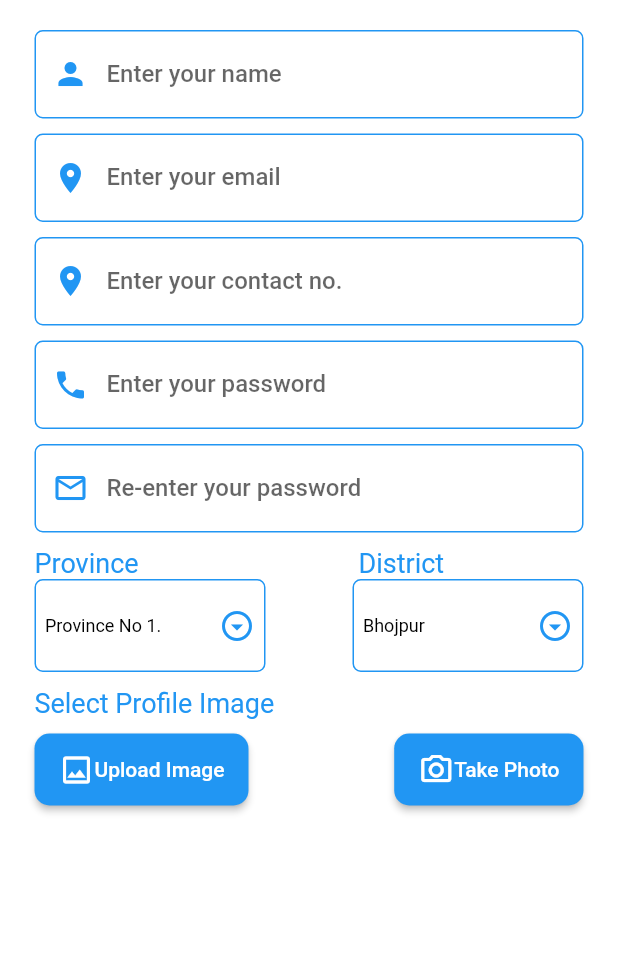
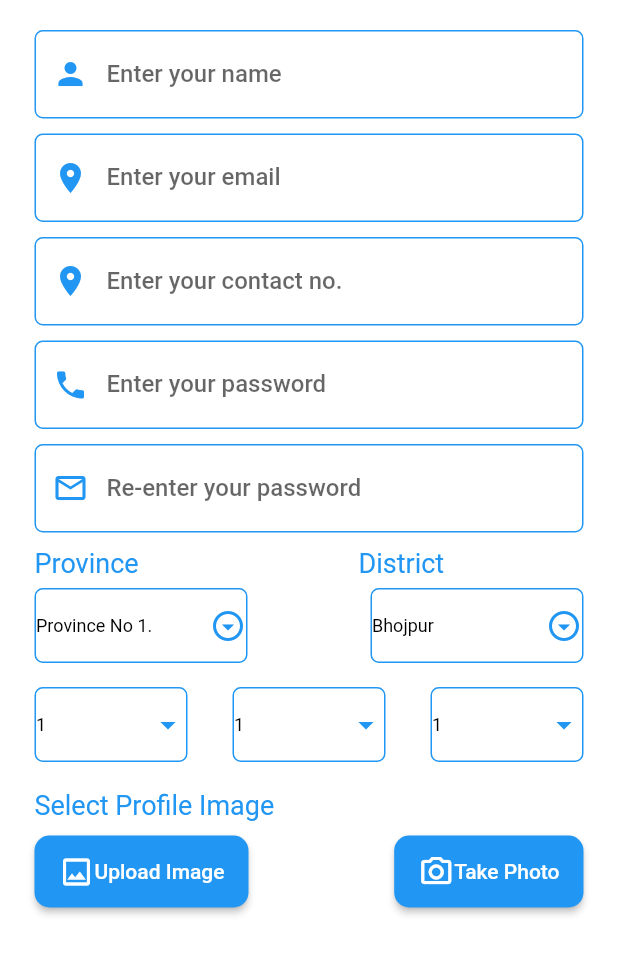
Before and after one commit to ianishthakur/Boilerplate, a Flutter app: the SignUpWidget screen opened directly, on a phone screen of 412 x 824 dp, the part 162-1138 px from its top. Run offline on Flutter 3.47's test engine with Material 2 defaults, Android fonts, the phone set to English and light mode, and no system bars; our stand-ins replace bloc, connectivity, device_preview, dio, easy_localization, equatable and 10 more; accounts and stored records are empty; Roboto replaces fonts that are missing (Montserrat).

Commit message:
dropdrown widget fixed

```diff
--- a/april_proj/lib/common/widget/textfield/dropdown.02.dart
+++ b/april_proj/lib/common/widget/textfield/dropdown.02.dart
@@ -24,8 +24,8 @@ class DropdownTest extends StatelessWidget {
 
   @override
   Widget build(BuildContext context) {
-    return Scaffold(
-      body: Column(
+    return
+       Column(
         children: [
           DropdownButtonFormField(
             decoration: InputDecoration(
@@ -55,7 +55,7 @@ class DropdownTest extends StatelessWidget {
             },
           ),
         ],
-      ),
+
     );
   }
 }
--- a/april_proj/lib/common/widget/textfield/dropdown_common_textfield.dart
+++ b/april_proj/lib/common/widget/textfield/dropdown_common_textfield.dart
@@ -33,15 +33,16 @@ class _DropDownWidgetState extends State<DropDownWidget> {
   final _toleList = DropDown.toleList;
   @override
   Widget build(BuildContext context) {
-    return (Scaffold(
-      body: Container(
+    return (Column(
+      children: [
+        Container(
           child: Column(
             children: [
               Row(
                 mainAxisAlignment: MainAxisAlignment.spaceBetween,
                 children: [
                   Container(
-                  padding: EdgeInsets.all(6.0),
+                    margin: EdgeInsets.only(top: 6.0),
                     decoration: BoxDecoration(
                       borderRadius: BorderRadius.circular(5.5),
                       border: Border.all(color: Colors.blue),
@@ -75,7 +76,7 @@ class _DropDownWidgetState extends State<DropDownWidget> {
                     ),
                   ),
                   Container(
-                  padding: EdgeInsets.all(6.0),
+                    margin: EdgeInsets.only(top: 6.0),
                     decoration: BoxDecoration(
                       borderRadius: BorderRadius.circular(5.5),
                       border: Border.all(color: Colors.blue),
@@ -108,43 +109,123 @@ class _DropDownWidgetState extends State<DropDownWidget> {
                       ),
                     ),
                   ),
-                // Container(
-                //   padding: EdgeInsets.all(6.0),
-                //   decoration: BoxDecoration(
-                //     borderRadius: BorderRadius.circular(5.5),
-                //     border: Border.all(color: Colors.blue),
-                //   ),
-                //   child: SizedBox(
-                //     width: 100,
-                //     child: DropdownButtonHideUnderline(
-                //       child: DropdownButton(
-                //         iconEnabledColor: Colors.blue,
-                //         isExpanded: true,
-                //         style: TextStyle(
-                //           color: Colors.black,
-                //           fontSize: 12,
-                //         ),
-                //         value: _selectedVal3,
-                //         items: _municipalityList
-                //             .map((e) => DropdownMenuItem(
-                //                   child: Text(e),
-                //                   value: e,
-                //                 ))
-                //             .toList(),
-                //         onChanged: (value) {
-                //           setState(() {
-                //             _selectedVal3 = value as String;
-                //           });
-                //         },
-                //       ),
-                //     ),
-                //   ),
-                // ),
                 ],
               ),
             ],
           ),
         ),
+        SizedBox(
+          height: 10,
+        ),
+        Column(
+          children: [
+            Row(
+              mainAxisAlignment: MainAxisAlignment.spaceBetween,
+              children: [
+                Container(
+                  margin: EdgeInsets.only(top: 6.0),
+                  decoration: BoxDecoration(
+                    borderRadius: BorderRadius.circular(5.5),
+                    border: Border.all(color: Colors.blue),
+                  ),
+                  child: SizedBox(
+                    width: 100,
+                    height: 48,
+                    child: DropdownButtonHideUnderline(
+                      child: DropdownButton(
+                        iconEnabledColor: Colors.blue,
+                        isExpanded: true,
+                        style: TextStyle(
+                          color: Colors.black,
+                          fontSize: 12,
+                        ),
+                        value: _selectedVal3,
+                        items: _municipalityList
+                            .map((e) => DropdownMenuItem(
+                                  child: Text(e),
+                                  value: e,
+                                ))
+                            .toList(),
+                        onChanged: (value) {
+                          setState(() {
+                            _selectedVal3 = value as String;
+                          });
+                        },
+                      ),
+                    ),
+                  ),
+                ),
+                Container(
+                  margin: EdgeInsets.only(top: 6.0),
+                  decoration: BoxDecoration(
+                    borderRadius: BorderRadius.circular(5.5),
+                    border: Border.all(color: Colors.blue),
+                  ),
+                  child: SizedBox(
+                    width: 100,
+                    height: 48,
+                    child: DropdownButtonHideUnderline(
+                      child: DropdownButton(
+                        iconEnabledColor: Colors.blue,
+                        isExpanded: true,
+                        style: TextStyle(
+                          color: Colors.black,
+                          fontSize: 12,
+                        ),
+                        value: _selectedVal3,
+                        items: _municipalityList
+                            .map((e) => DropdownMenuItem(
+                                  child: Text(e),
+                                  value: e,
+                                ))
+                            .toList(),
+                        onChanged: (value) {
+                          setState(() {
+                            _selectedVal3 = value as String;
+                          });
+                        },
+                      ),
+                    ),
+                  ),
+                ),
+                Container(
+                  margin: EdgeInsets.only(top: 6.0),
+                  decoration: BoxDecoration(
+                    borderRadius: BorderRadius.circular(5.5),
+                    border: Border.all(color: Colors.blue),
+                  ),
+                  child: SizedBox(
+                    width: 100,
+                    height: 48,
+                    child: DropdownButtonHideUnderline(
+                      child: DropdownButton(
+                        iconEnabledColor: Colors.blue,
+                        isExpanded: true,
+                        style: TextStyle(
+                          color: Colors.black,
+                          fontSize: 12,
+                        ),
+                        value: _selectedVal3,
+                        items: _municipalityList
+                            .map((e) => DropdownMenuItem(
+                                  child: Text(e),
+                                  value: e,
+                                ))
+                            .toList(),
+                        onChanged: (value) {
+                          setState(() {
+                            _selectedVal3 = value as String;
+                          });
+                        },
+                      ),
+                    ),
+                  ),
+                ),
+              ],
+            ),
+          ],
+        ),
+      ],
     ));
   }
 }
--- a/april_proj/lib/feature/authentication/ui/widget/signup_widget.dart
+++ b/april_proj/lib/feature/authentication/ui/widget/signup_widget.dart
@@ -36,24 +36,24 @@ class _SignUpWidgetState extends State<SignUpWidget> {
   File? _image;
 
   //DropDown TextField
-  // _DropDownWidgetState() {
-  //   _selectedVal = _provinceList[0];
-  //   _selectedVal2 = _districtList[0];
-  //   _selectedVal3 = _municipalityList[0];
-  //   _selectedVal4 = _wardList[0];
-  //   _selectedVal5 = _toleList[0];
-  // }
+  _DropDownWidgetState() {
+    _selectedVal = _provinceList[0];
+    _selectedVal2 = _districtList[0];
+    _selectedVal3 = _municipalityList[0];
+    _selectedVal4 = _wardList[0];
+    _selectedVal5 = _toleList[0];
+  }
 
-  // String? _selectedVal = "";
-  // String? _selectedVal2 = "";
-  // String? _selectedVal3 = "";
-  // String? _selectedVal4 = "";
-  // String? _selectedVal5 = "";
-  // final _provinceList = DropDown.provincelist;
-  // final _districtList = DropDown.districtList;
-  // final _municipalityList = DropDown.municipalityList;
-  // final _wardList = DropDown.wardList;
-  // final _toleList = DropDown.toleList;
+  String? _selectedVal = "";
+  String? _selectedVal2 = "";
+  String? _selectedVal3 = "";
+  String? _selectedVal4 = "";
+  String? _selectedVal5 = "";
+  final _provinceList = DropDown.provincelist;
+  final _districtList = DropDown.districtList;
+  final _municipalityList = DropDown.municipalityList;
+  final _wardList = DropDown.wardList;
+  final _toleList = DropDown.toleList;
 
   Future pickImage(ImageSource source) async {
     try {
@@ -170,7 +170,10 @@ class _SignUpWidgetState extends State<SignUpWidget> {
                             ),
                           ],
                         ),
-                        SizedBox(height: 62, child: DropDownWidget()),
+                        Container(
+                            height: 130,
+                            child:
+                                SizedBox(height: 100, child: DropDownWidget())),
                         Container(
                           margin: EdgeInsets.symmetric(vertical: 10),
                           width: double.infinity,
```
Lines whose indentation alone changed are shown as unchanged.
